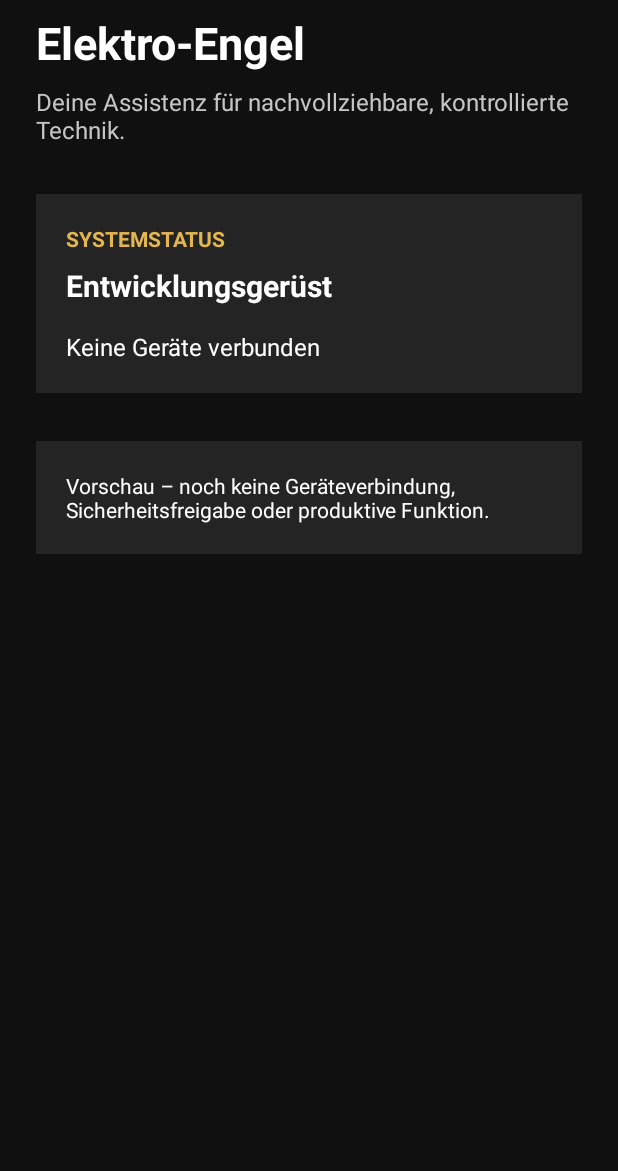
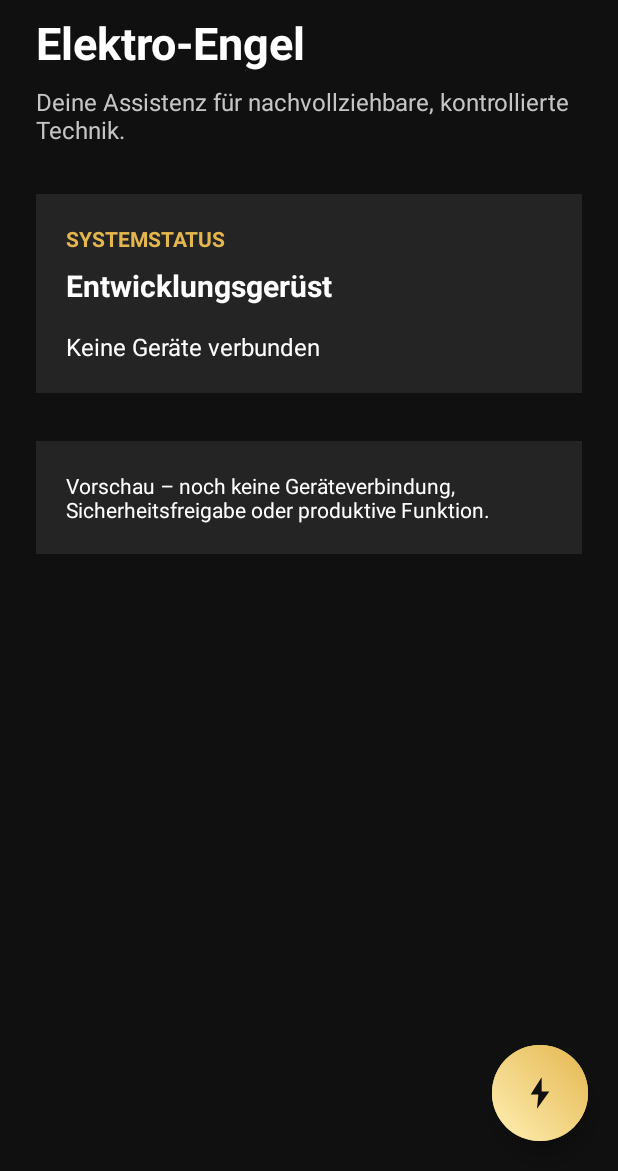
Before and after one commit to nikolausnold/NIKNOLIG, an Android app: the screen it shows after launch (MainActivity), on a phone screen of 412 x 824 dp, the part 65-1236 px from its top. Run offline under Robolectric (Android 15) with nearby library versions, the phone set to English and light mode, and no system bars.

Commit message:
Add localized assistant button UI
Co-authored-by: nikolausnold <339979236+nikolausnold@users.noreply.github.com>

```diff
--- a/app/src/main/java/com/niknolig/app/MainActivity.kt
+++ b/app/src/main/java/com/niknolig/app/MainActivity.kt
@@ -1,11 +1,21 @@
 package com.niknolig.app
 
 import android.app.Activity
+import android.app.AlertDialog
 import android.os.Bundle
+import android.widget.ImageButton
 
 class MainActivity : Activity() {
     override fun onCreate(savedInstanceState: Bundle?) {
         super.onCreate(savedInstanceState)
         setContentView(R.layout.activity_main)
+
+        findViewById<ImageButton>(R.id.assistant_button).setOnClickListener {
+            AlertDialog.Builder(this)
+                .setTitle(R.string.assistant_name)
+                .setMessage(R.string.assistant_unavailable)
+                .setPositiveButton(R.string.close, null)
+                .show()
+        }
     }
 }
--- /dev/null
+++ b/app/src/main/res/drawable/assistant_button_background.xml
@@ -0,0 +1,23 @@
+<layer-list xmlns:android="http://schemas.android.com/apk/res/android">
+    <item>
+        <shape android:shape="oval">
+            <solid android:color="@color/active_green" />
+        </shape>
+    </item>
+    <item android:inset="2dp">
+        <shape android:shape="oval">
+            <solid android:color="@color/dark_surface" />
+            <stroke
+                android:width="2dp"
+                android:color="@color/gold" />
+        </shape>
+    </item>
+    <item android:inset="8dp">
+        <shape android:shape="oval">
+            <gradient
+                android:angle="45"
+                android:endColor="@color/gold"
+                android:startColor="#FFF0B5" />
+        </shape>
+    </item>
+</layer-list>
--- /dev/null
+++ b/app/src/main/res/drawable/ic_elektro_engel.xml
@@ -0,0 +1,9 @@
+<vector xmlns:android="http://schemas.android.com/apk/res/android"
+    android:width="24dp"
+    android:height="24dp"
+    android:viewportWidth="24"
+    android:viewportHeight="24">
+    <path
+        android:fillColor="@color/dark_background"
+        android:pathData="M13.1,1.5L5.8,13h5.1l-0.9,9.5L18.2,11h-5.1z" />
+</vector>
--- a/app/src/main/res/layout/activity_main.xml
+++ b/app/src/main/res/layout/activity_main.xml
@@ -1,11 +1,18 @@
-<ScrollView xmlns:android="http://schemas.android.com/apk/res/android"
+<FrameLayout xmlns:android="http://schemas.android.com/apk/res/android"
     android:layout_width="match_parent"
     android:layout_height="match_parent"
     android:background="@color/dark_background"
-    android:fillViewport="true">
+    android:fitsSystemWindows="true">
+
+    <ScrollView
+        android:layout_width="match_parent"
+        android:layout_height="match_parent"
+        android:clipToPadding="false"
+        android:fillViewport="true"
+        android:paddingBottom="@dimen/assistant_clearance">
 
         <LinearLayout
-        android:layout_width="match_parent"
+            android:layout_width="wrap_content"
             android:layout_height="wrap_content"
             android:orientation="vertical"
             android:padding="@dimen/screen_padding">
@@ -84,3 +91,17 @@
                 android:textSize="14sp" />
         </LinearLayout>
     </ScrollView>
+
+    <ImageButton
+        android:id="@+id/assistant_button"
+        android:layout_width="@dimen/assistant_button_size"
+        android:layout_height="@dimen/assistant_button_size"
+        android:layout_gravity="bottom|end"
+        android:layout_margin="@dimen/assistant_button_margin"
+        android:background="@drawable/assistant_button_background"
+        android:contentDescription="@string/assistant_button_description"
+        android:elevation="8dp"
+        android:padding="18dp"
+        android:src="@drawable/ic_elektro_engel"
+        android:tooltipText="@string/assistant_button_description" />
+</FrameLayout>
--- a/app/src/main/res/values/dimens.xml
+++ b/app/src/main/res/values/dimens.xml
@@ -4,4 +4,7 @@
     <dimen name="space_small">8dp</dimen>
     <dimen name="space_medium">16dp</dimen>
     <dimen name="space_large">32dp</dimen>
+    <dimen name="assistant_button_size">64dp</dimen>
+    <dimen name="assistant_button_margin">20dp</dimen>
+    <dimen name="assistant_clearance">104dp</dimen>
 </resources>
--- a/app/src/main/res/values/strings.xml
+++ b/app/src/main/res/values/strings.xml
@@ -7,4 +7,7 @@
     <string name="system_status">Entwicklungsgerüst</string>
     <string name="device_status">Keine Geräte verbunden</string>
     <string name="demo_notice">Vorschau – noch keine Geräteverbindung, Sicherheitsfreigabe oder produktive Funktion.</string>
+    <string name="assistant_button_description">Elektro-Engel-Assistenz öffnen</string>
+    <string name="assistant_unavailable">Die zentrale Assistenz ist noch nicht fertig. Gerätezugriffe und Sicherheitsfreigaben sind weiterhin nicht verfügbar.</string>
+    <string name="close">Schließen</string>
 </resources>
```
Also changed, not shown: 4 other files. Lines whose indentation alone changed are shown as unchanged.
